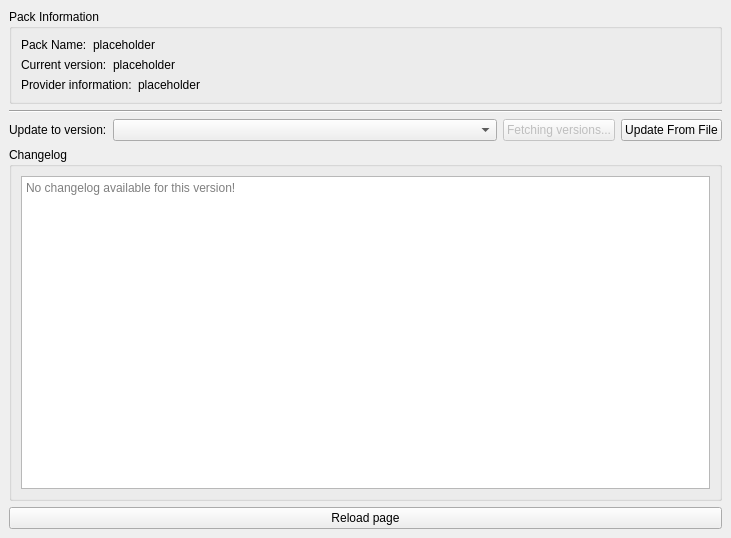
Qt form launcher/ui/pages/instance/ManagedPackPage.ui (FreesmTeam/FreesmLauncher) before a commit.
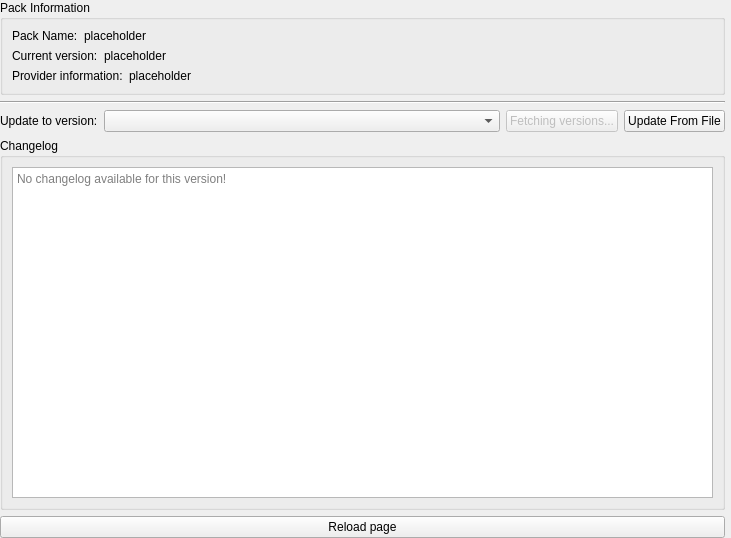
The same form after that commit. Custom widgets are drawn as their Qt base class.

Diff of the .ui file:
```diff
--- a/launcher/ui/pages/instance/ManagedPackPage.ui
+++ b/launcher/ui/pages/instance/ManagedPackPage.ui
@@ -12,16 +12,16 @@
   </property>
   <layout class="QGridLayout" name="gridLayout">
    <property name="leftMargin">
-    <number>9</number>
+    <number>0</number>
    </property>
    <property name="topMargin">
-    <number>9</number>
+    <number>0</number>
    </property>
    <property name="rightMargin">
-    <number>9</number>
+    <number>6</number>
    </property>
    <property name="bottomMargin">
-    <number>9</number>
+    <number>0</number>
    </property>
    <item row="0" column="0">
     <layout class="QVBoxLayout" name="verticalLayout_2">
```
